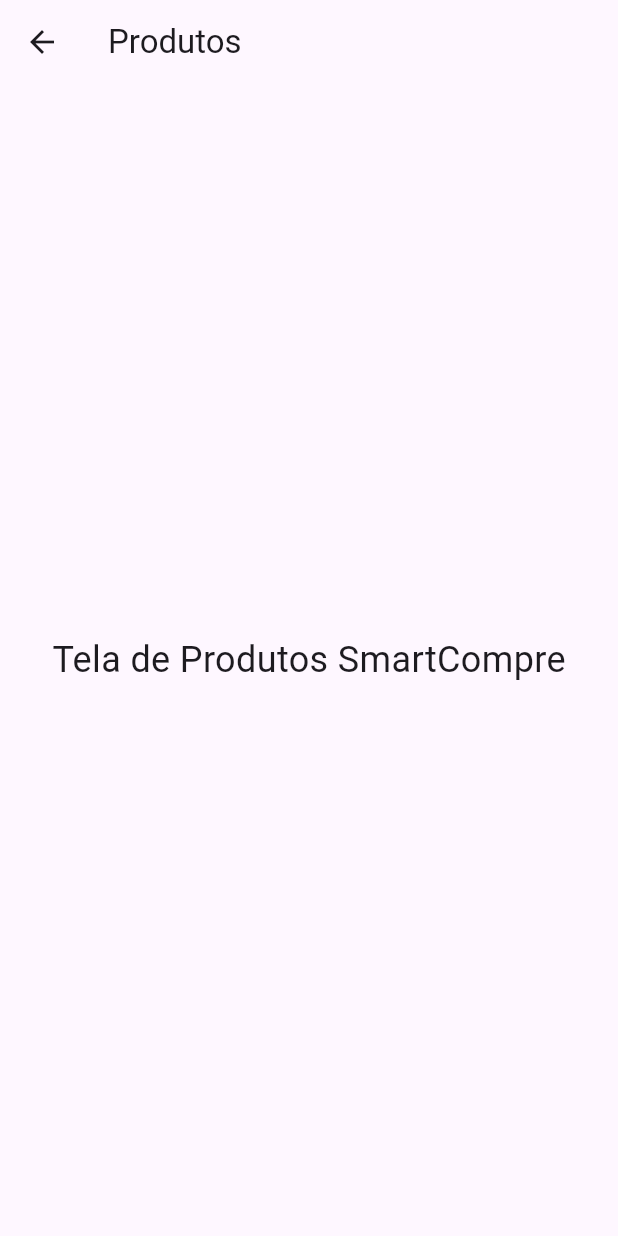
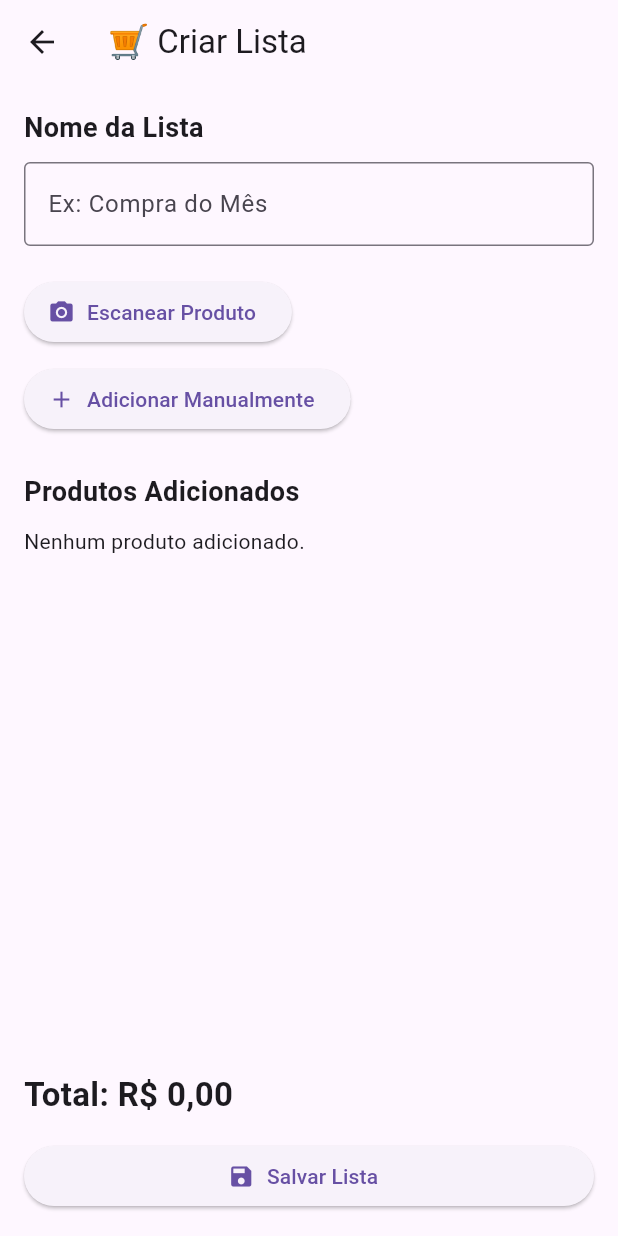
Before and after one commit to dantecbrasil-arch/smartcompre, a Flutter app: the ProdutosScreen screen opened directly, on a phone screen of 412 x 824 dp. Run offline on Flutter 3.47's test engine with Material 3 defaults, Android fonts, the phone set to English and light mode, and no system bars.

Commit message:
Tela Criar Lista implementada

```diff
--- a/lib/main.dart
+++ b/lib/main.dart
@@ -1,26 +1,5 @@
 import 'package:flutter/material.dart';
 import 'screens/produtos_screen.dart';
-
-class ProdutosScreen extends StatelessWidget {
-  const ProdutosScreen({super.key});
-
-  @override
-  Widget build(BuildContext context) {
-    return Scaffold(
-      appBar: AppBar(
-        title: const Text('Produtos'),
-      ),
-      body: const Center(
-        child: Text(
-          'Tela de Produtos SmartCompre',
-          style: TextStyle(
-            fontSize: 24,
-          ),
-        ),
-      ),
-    );
-  }
-}
 
 void main() {
   runApp(const SmartCompreApp());
@@ -86,7 +65,7 @@
     ),
   );
 },
-                child: const Text('Nova Lista'),
+                child: const Text('🛒 Criar Lista'),
               ),
 
               const SizedBox(height: 15),
@@ -94,14 +73,14 @@
               ElevatedButton(
 
                 onPressed: () {},
-                child: const Text('Escanear Produtos'),
+                child: const Text('📷 Escanear Produtos'),
               ),
 
               const SizedBox(height: 15),
 
               ElevatedButton(
                 onPressed: () {},
-                child: const Text('Histórico de Preços'),
+                child: const Text('📋 Minhas Listas'),
               ),
             ],
           ),
--- a/lib/screens/produtos_screen.dart
+++ b/lib/screens/produtos_screen.dart
@@ -7,14 +7,67 @@
   Widget build(BuildContext context) {
     return Scaffold(
       appBar: AppBar(
-        title: const Text('Produtos'),
+        title: const Text('🛒 Criar Lista'),
       ),
-      body: const Center(
-        child: Text(
-          'Tela de Produtos SmartCompre',
-          style: TextStyle(
-            fontSize: 24,
-          ),
+      body: Padding(
+        padding: const EdgeInsets.all(16.0),
+        child: Column(
+          crossAxisAlignment: CrossAxisAlignment.start,
+          children: [
+            const Text(
+              'Nome da Lista',
+              style: TextStyle(
+                fontSize: 18,
+                fontWeight: FontWeight.bold,
+              ),
+            ),
+            const SizedBox(height: 10),
+            const TextField(
+              decoration: InputDecoration(
+                border: OutlineInputBorder(),
+                hintText: 'Ex: Compra do Mês',
+              ),
+            ),
+            const SizedBox(height: 20),
+            ElevatedButton.icon(
+              onPressed: () {},
+              icon: const Icon(Icons.camera_alt),
+              label: const Text('Escanear Produto'),
+            ),
+            const SizedBox(height: 10),
+            ElevatedButton.icon(
+              onPressed: () {},
+              icon: const Icon(Icons.add),
+              label: const Text('Adicionar Manualmente'),
+            ),
+            const SizedBox(height: 25),
+            const Text(
+              'Produtos Adicionados',
+              style: TextStyle(
+                fontSize: 18,
+                fontWeight: FontWeight.bold,
+              ),
+            ),
+            const SizedBox(height: 10),
+            const Text('Nenhum produto adicionado.'),
+            const Spacer(),
+            const Text(
+              'Total: R\$ 0,00',
+              style: TextStyle(
+                fontSize: 22,
+                fontWeight: FontWeight.bold,
+              ),
+            ),
+            const SizedBox(height: 15),
+            SizedBox(
+              width: double.infinity,
+              child: ElevatedButton.icon(
+                onPressed: () {},
+                icon: const Icon(Icons.save),
+                label: const Text('Salvar Lista'),
+              ),
+            ),
+          ],
         ),
       ),
     );
```
